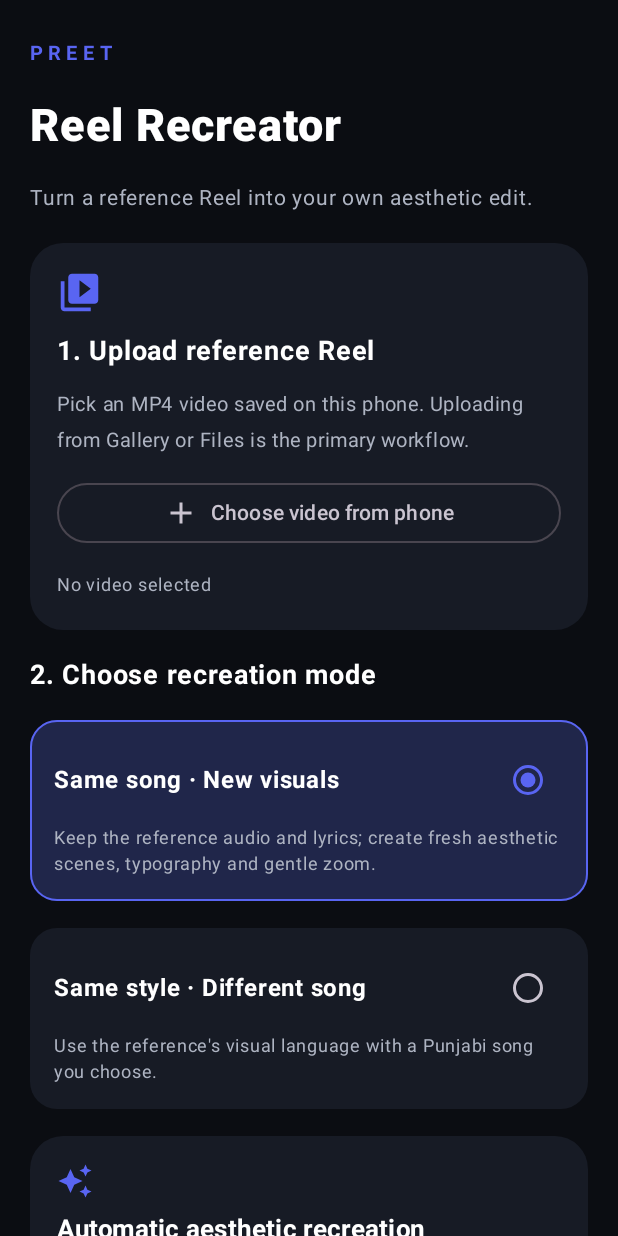
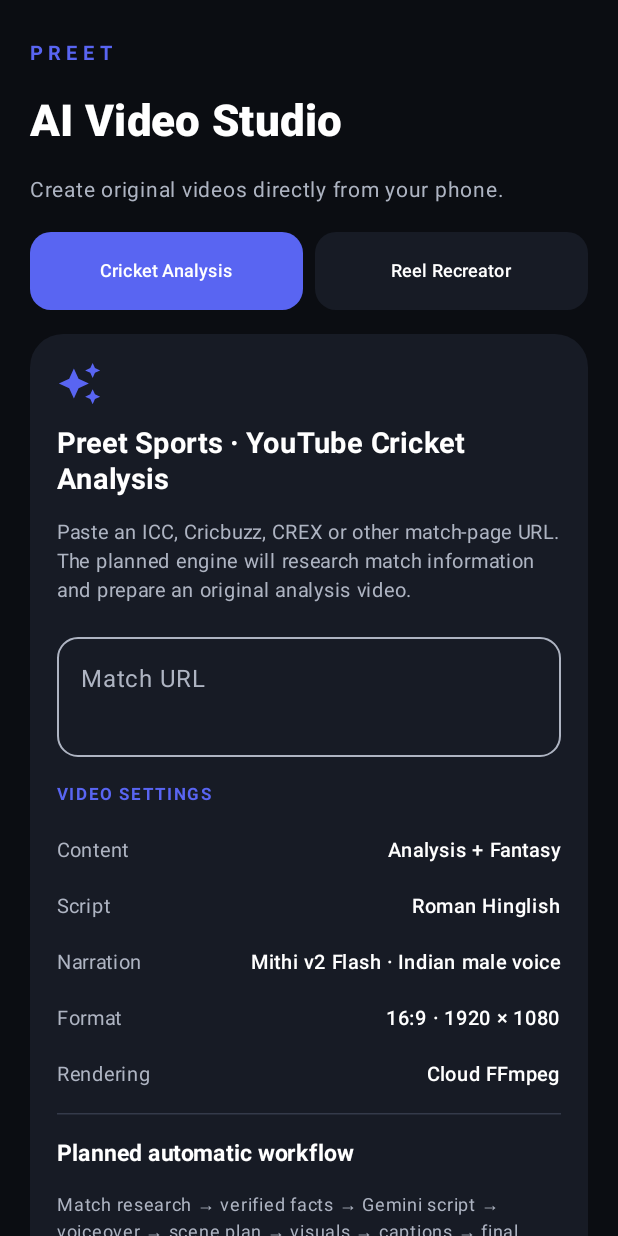
Before and after one commit to jollyjattjunktion-beep/yt, an Android app built with Jetpack Compose: the screen it shows after launch (MainActivity), on a phone screen of 412 x 824 dp. Run offline under Robolectric (Android 15) with nearby library versions, the phone set to English and light mode, and no system bars.

Commit message:
Add Preet Sports cricket analysis module to Android app

```diff
--- a/mobile-recreator/app/src/main/java/in/preet/reelrecreator/MainActivity.kt
+++ b/mobile-recreator/app/src/main/java/in/preet/reelrecreator/MainActivity.kt
@@ -6,7 +6,6 @@ import androidx.activity.ComponentActivity
 import androidx.activity.compose.rememberLauncherForActivityResult
 import androidx.activity.compose.setContent
 import androidx.activity.result.contract.ActivityResultContracts
-import androidx.compose.foundation.background
 import androidx.compose.foundation.layout.*
 import androidx.compose.foundation.rememberScrollState
 import androidx.compose.foundation.shape.RoundedCornerShape
@@ -38,10 +37,12 @@ class MainActivity : ComponentActivity() {
 
 @Composable
 private fun PreetApp() {
+    var module by remember { mutableStateOf("cricket") }
     var referenceUri by remember { mutableStateOf<Uri?>(null) }
     var replacementAudioUri by remember { mutableStateOf<Uri?>(null) }
     var mode by remember { mutableStateOf("same_song") }
-    var status by remember { mutableStateOf("Choose a Reel from your phone to begin.") }
+    var matchUrl by remember { mutableStateOf("") }
+    var status by remember { mutableStateOf("Paste a match URL to prepare a Preet Sports analysis video.") }
 
     val videoPicker = rememberLauncherForActivityResult(
         ActivityResultContracts.OpenDocument()
@@ -64,18 +65,145 @@ private fun PreetApp() {
             Column(
                 modifier = Modifier.fillMaxSize().verticalScroll(rememberScrollState())
                     .padding(horizontal = 20.dp, vertical = 24.dp),
-                verticalArrangement = Arrangement.spacedBy(18.dp)
+                verticalArrangement = Arrangement.spacedBy(16.dp)
             ) {
                 Text("PREET", color = Accent, fontSize = 13.sp, fontWeight = FontWeight.Bold, letterSpacing = 4.sp)
-                Text("Reel Recreator", color = Color.White, fontSize = 30.sp, fontWeight = FontWeight.ExtraBold)
-                Text("Turn a reference Reel into your own aesthetic edit.", color = Muted, fontSize = 14.sp)
+                Text("AI Video Studio", color = Color.White, fontSize = 29.sp, fontWeight = FontWeight.ExtraBold)
+                Text("Create original videos directly from your phone.", color = Muted, fontSize = 14.sp)
 
+                Row(horizontalArrangement = Arrangement.spacedBy(8.dp), modifier = Modifier.fillMaxWidth()) {
+                    ModuleTab("Cricket Analysis", module == "cricket", Modifier.weight(1f)) { module = "cricket"; status = "Paste a match URL to prepare a Preet Sports analysis video." }
+                    ModuleTab("Reel Recreator", module == "reel", Modifier.weight(1f)) { module = "reel"; status = "Choose a reference Reel from your phone." }
+                }
+
+                if (module == "cricket") {
+                    CricketAnalysisModule(
+                        matchUrl = matchUrl,
+                        onMatchUrlChange = { matchUrl = it },
+                        status = status,
+                        onPrepare = {
+                            status = when {
+                                matchUrl.isBlank() -> "Paste a match URL first."
+                                !matchUrl.startsWith("https://") && !matchUrl.startsWith("http://") -> "Please enter a valid http(s) match URL."
+                                else -> "Match URL saved in the form. Connect the Preet Sports research and rendering API to start analysis."
+                            }
+                        }
+                    )
+                } else {
+                    ReelRecreatorModule(
+                        referenceUri = referenceUri,
+                        replacementAudioUri = replacementAudioUri,
+                        mode = mode,
+                        status = status,
+                        onModeChange = { mode = it },
+                        onPickVideo = { videoPicker.launch(arrayOf("video/*")) },
+                        onPickAudio = { audioPicker.launch(arrayOf("audio/*")) },
+                        onPrepare = {
+                            status = when {
+                                referenceUri == null -> "Please select a reference Reel first."
+                                mode == "new_song" && replacementAudioUri == null -> "Please select the replacement Punjabi song."
+                                else -> "Files selected. Connect the cloud processing API before rendering can start."
+                            }
+                        }
+                    )
+                }
+            }
+        }
+    }
+}
+
+@Composable
+private fun ModuleTab(title: String, selected: Boolean, modifier: Modifier = Modifier, onClick: () -> Unit) {
+    Button(
+        onClick = onClick,
+        modifier = modifier.heightIn(min = 52.dp),
+        colors = ButtonDefaults.buttonColors(
+            containerColor = if (selected) Accent else Panel,
+            contentColor = Color.White
+        ),
+        shape = RoundedCornerShape(14.dp),
+        contentPadding = PaddingValues(horizontal = 8.dp, vertical = 10.dp)
+    ) {
+        Text(title, fontSize = 12.sp, fontWeight = FontWeight.SemiBold)
+    }
+}
+
+@Composable
+private fun CricketAnalysisModule(
+    matchUrl: String,
+    onMatchUrlChange: (String) -> Unit,
+    status: String,
+    onPrepare: () -> Unit
+) {
+    Card(colors = CardDefaults.cardColors(containerColor = Panel), shape = RoundedCornerShape(22.dp)) {
+        Column(Modifier.padding(18.dp), verticalArrangement = Arrangement.spacedBy(13.dp)) {
+            Icon(Icons.Default.AutoAwesome, contentDescription = null, tint = Accent, modifier = Modifier.size(30.dp))
+            Text("Preet Sports · YouTube Cricket Analysis", fontWeight = FontWeight.Bold, fontSize = 19.sp)
+            Text("Paste an ICC, Cricbuzz, CREX or other match-page URL. The planned engine will research match information and prepare an original analysis video.", color = Muted, fontSize = 13.sp, lineHeight = 19.sp)
+            OutlinedTextField(
+                value = matchUrl,
+                onValueChange = onMatchUrlChange,
+                modifier = Modifier.fillMaxWidth(),
+                label = { Text("Match URL") },
+                placeholder = { Text("https://...") },
+                singleLine = false,
+                minLines = 2,
+                shape = RoundedCornerShape(14.dp),
+                colors = OutlinedTextFieldDefaults.colors(
+                    focusedBorderColor = Accent,
+                    unfocusedBorderColor = Muted,
+                    focusedTextColor = Color.White,
+                    unfocusedTextColor = Color.White,
+                    focusedLabelColor = Accent,
+                    unfocusedLabelColor = Muted,
+                    cursorColor = Accent
+                )
+            )
+            Text("VIDEO SETTINGS", color = Accent, fontSize = 11.sp, fontWeight = FontWeight.Bold, letterSpacing = 1.5.sp)
+            SettingLine("Content", "Analysis + Fantasy")
+            SettingLine("Script", "Roman Hinglish")
+            SettingLine("Narration", "Mithi v2 Flash · Indian male voice")
+            SettingLine("Format", "16:9 · 1920 × 1080")
+            SettingLine("Rendering", "Cloud FFmpeg")
+            HorizontalDivider(color = Color(0xFF343A4A))
+            Text("Planned automatic workflow", fontWeight = FontWeight.Bold, fontSize = 15.sp)
+            Text("Match research → verified facts → Gemini script → voiceover → scene plan → visuals → captions → final MP4", color = Muted, fontSize = 12.sp, lineHeight = 18.sp)
+            Button(
+                onClick = onPrepare,
+                modifier = Modifier.fillMaxWidth().height(56.dp),
+                shape = RoundedCornerShape(16.dp)
+            ) { Text("Prepare Cricket Analysis", fontSize = 15.sp, fontWeight = FontWeight.Bold) }
+            Text(status, color = Muted, fontSize = 12.sp)
+            Text("Original analysis only. Check source accuracy and use footage/music you are licensed to publish.", color = Muted, fontSize = 11.sp, lineHeight = 16.sp)
+        }
+    }
+}
+
+@Composable
+private fun SettingLine(label: String, value: String) {
+    Row(Modifier.fillMaxWidth(), horizontalArrangement = Arrangement.SpaceBetween, verticalAlignment = Alignment.CenterVertically) {
+        Text(label, color = Muted, fontSize = 13.sp)
+        Text(value, color = Color.White, fontSize = 13.sp, fontWeight = FontWeight.SemiBold)
+    }
+}
+
+@Composable
+private fun ReelRecreatorModule(
+    referenceUri: Uri?,
+    replacementAudioUri: Uri?,
+    mode: String,
+    status: String,
+    onModeChange: (String) -> Unit,
+    onPickVideo: () -> Unit,
+    onPickAudio: () -> Unit,
+    onPrepare: () -> Unit
+) {
     Card(colors = CardDefaults.cardColors(containerColor = Panel), shape = RoundedCornerShape(22.dp)) {
         Column(Modifier.padding(18.dp), verticalArrangement = Arrangement.spacedBy(12.dp)) {
             Icon(Icons.Default.VideoLibrary, contentDescription = null, tint = Accent, modifier = Modifier.size(30.dp))
-                        Text("1. Upload reference Reel", fontWeight = FontWeight.Bold, fontSize = 18.sp)
-                        Text("Pick an MP4 video saved on this phone. Uploading from Gallery or Files is the primary workflow.", color = Muted, fontSize = 13.sp)
-                        OutlinedButton(onClick = { videoPicker.launch(arrayOf("video/*")) }, modifier = Modifier.fillMaxWidth()) {
+            Text("Upload reference Reel", fontWeight = FontWeight.Bold, fontSize = 18.sp)
+            Text("Choose an MP4 video saved on this phone.", color = Muted, fontSize = 13.sp)
+            OutlinedButton(onClick = onPickVideo, modifier = Modifier.fillMaxWidth()) {
                 Icon(Icons.Default.Add, contentDescription = null)
                 Spacer(Modifier.width(8.dp))
                 Text(if (referenceUri == null) "Choose video from phone" else "Change reference video")
@@ -83,28 +211,16 @@ private fun PreetApp() {
             Text(if (referenceUri == null) "No video selected" else "Reference video ready", color = if (referenceUri == null) Muted else Color(0xFF77D6A4), fontSize = 12.sp)
         }
     }
-
-                Text("2. Choose recreation mode", color = Color.White, fontWeight = FontWeight.Bold, fontSize = 18.sp)
-                ModeCard(
-                    title = "Same song · New visuals",
-                    description = "Keep the reference audio and lyrics; create fresh aesthetic scenes, typography and gentle zoom.",
-                    selected = mode == "same_song",
-                    onClick = { mode = "same_song" }
-                )
-                ModeCard(
-                    title = "Same style · Different song",
-                    description = "Use the reference's visual language with a Punjabi song you choose.",
-                    selected = mode == "new_song",
-                    onClick = { mode = "new_song" }
-                )
+    Text("Choose recreation mode", color = Color.White, fontWeight = FontWeight.Bold, fontSize = 18.sp)
+    ModeCard("Same song · New visuals", "Keep the reference audio and lyrics; create fresh aesthetic scenes and gentle zoom.", mode == "same_song") { onModeChange("same_song") }
+    ModeCard("Same style · Different song", "Use the reference's visual language with a Punjabi song you choose.", mode == "new_song") { onModeChange("new_song") }
     if (mode == "new_song") {
-                    OutlinedButton(onClick = { audioPicker.launch(arrayOf("audio/*")) }, modifier = Modifier.fillMaxWidth()) {
+        OutlinedButton(onClick = onPickAudio, modifier = Modifier.fillMaxWidth()) {
             Icon(Icons.Default.Add, contentDescription = null)
             Spacer(Modifier.width(8.dp))
             Text(if (replacementAudioUri == null) "Choose Punjabi song" else "Change Punjabi song")
         }
     }
-
     Card(colors = CardDefaults.cardColors(containerColor = Panel), shape = RoundedCornerShape(22.dp)) {
         Column(Modifier.padding(18.dp), verticalArrangement = Arrangement.spacedBy(8.dp)) {
             Icon(Icons.Default.AutoAwesome, tint = Accent, contentDescription = null)
@@ -112,25 +228,11 @@ private fun PreetApp() {
             Text("AI scene matching • Punjabi / Roman lyrics • soft 100–108% zoom • slow pan • crossfade • 9:16 export", color = Muted, fontSize = 13.sp)
         }
     }
-
-                Button(
-                    onClick = {
-                        status = when {
-                            referenceUri == null -> "Please select a reference Reel first."
-                            mode == "new_song" && replacementAudioUri == null -> "Please select the replacement Punjabi song."
-                            else -> "Files selected. Cloud processing service must be connected before rendering can start."
+    Button(onClick = onPrepare, modifier = Modifier.fillMaxWidth().height(56.dp), shape = RoundedCornerShape(16.dp)) {
+        Text("Prepare my Reel", fontSize = 16.sp, fontWeight = FontWeight.Bold)
     }
-                    },
-                    modifier = Modifier.fillMaxWidth().height(56.dp),
-                    shape = RoundedCornerShape(16.dp)
-                ) { Text("Prepare my Reel", fontSize = 16.sp, fontWeight = FontWeight.Bold) }
-
     Text(status, color = Muted, fontSize = 12.sp)
-                Text("Output target: 1080 × 1920 · MP4 · 30 FPS", color = Muted, fontSize = 11.sp)
     Text("Use videos and music you own or are licensed to reuse.", color = Muted, fontSize = 11.sp)
-            }
-        }
-    }
 }
 
 @Composable
```
Lines whose indentation alone changed are shown as unchanged.
